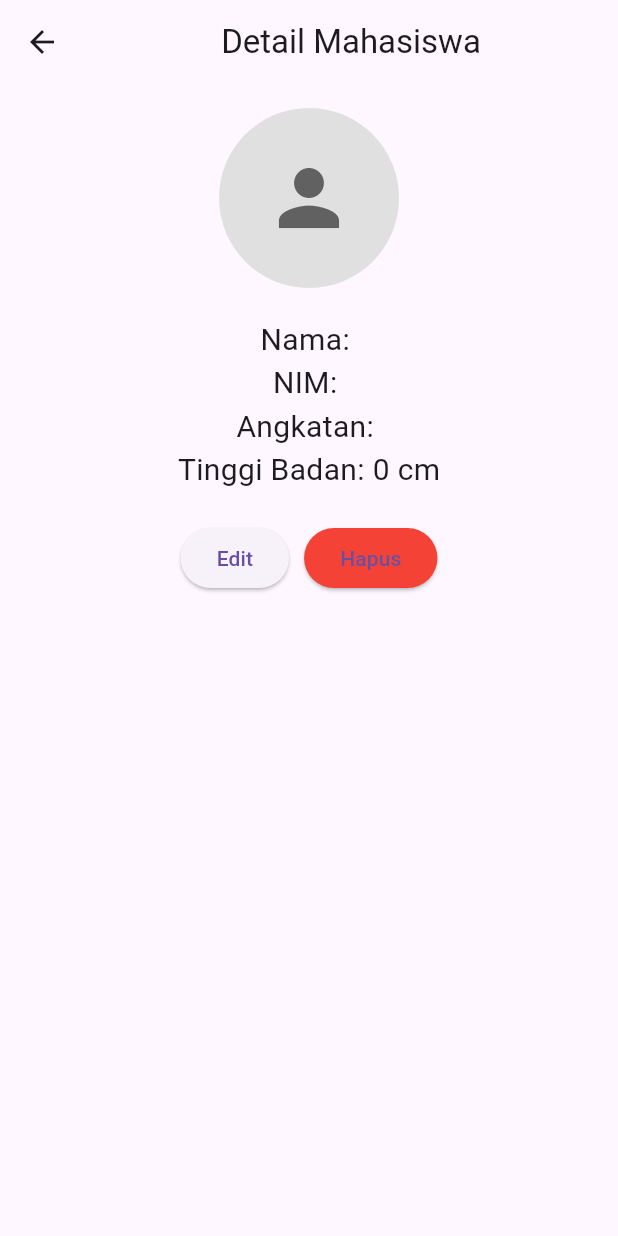
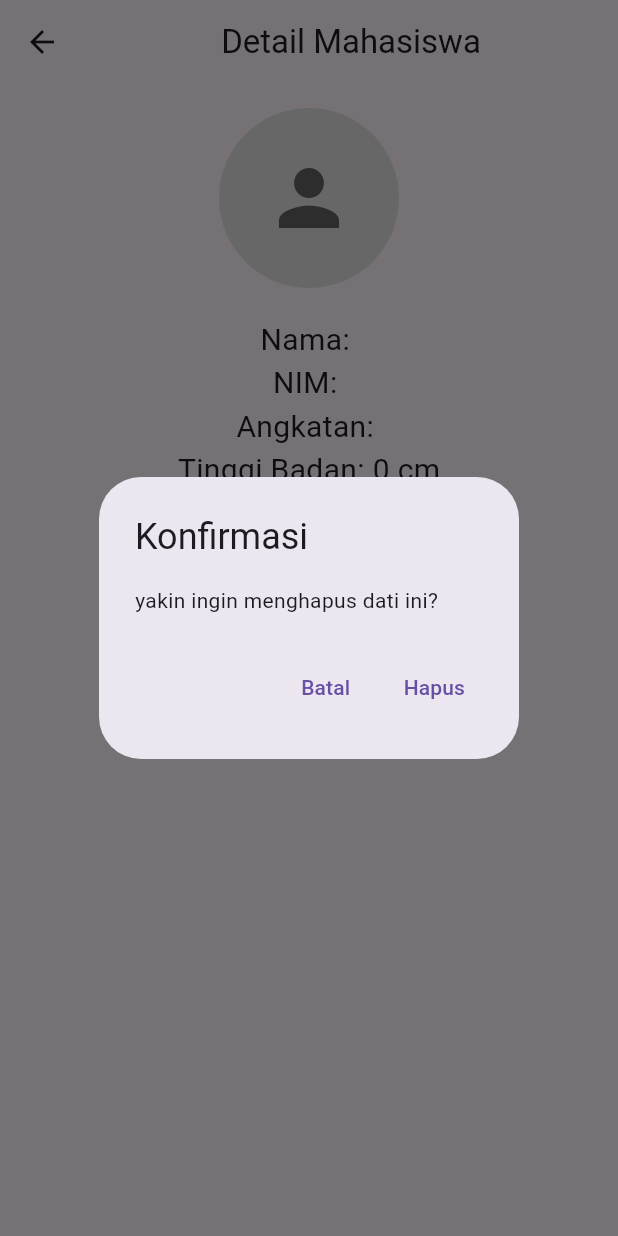
Before and after one commit to masadji12/mahasiswa-connect-flutter-fastapi, a Flutter app: the DetailMahasiswaPage screen opened directly with empty values, after a tap on "Hapus", on a phone screen of 412 x 824 dp. Run offline on Flutter 3.47's test engine with Material 3 defaults, Android fonts, the light colour scheme and no system bars; network calls fail.

Commit message:
Update tambah filtur hapus mahasiswa

```diff
--- a/flutter_mahasiswa/lib/pages/detail_mahasiswa_page.dart
+++ b/flutter_mahasiswa/lib/pages/detail_mahasiswa_page.dart
@@ -1,4 +1,5 @@
 import 'package:flutter/material.dart';
+import 'package:flutter_mahasiswa/services/api_services.dart';
 import '../models/mahasiswa.dart';
 
 class DetailMahasiswaPage extends StatelessWidget {
@@ -45,8 +46,38 @@ class DetailMahasiswaPage extends StatelessWidget {
                 ),
                 const SizedBox(width: 10,),
                 ElevatedButton(
-                  onPressed: (){
-                    // Konfirmasi dan hapus data
+                  onPressed: () async{
+                    final confirm = await showDialog<bool>(
+                      context: context,
+                      builder: (context) => AlertDialog(
+                        title: Text('Konfirmasi'),
+                        content: Text('yakin ingin menghapus dati ini?'),
+                        actions: [
+                          TextButton(
+                            child: Text('Batal'),
+                            onPressed: () => Navigator.of(context).pop(false)
+                          ),
+
+                          TextButton(
+                            onPressed: () => Navigator.of(context).pop(true),
+                            child: Text('Hapus')
+                          )
+                        ],
+                      )
+                    );
+                    if (confirm == true) {
+                      try {
+                        await ApiServices.deletemahasiswa(mahasiswa.id);
+                        ScaffoldMessenger.of(context).showSnackBar(
+                          SnackBar(content: Text('Data berhasil dihapus')),
+                        );
+                        Navigator.pop(context);
+                      } catch (e) {
+                        ScaffoldMessenger.of(context).showSnackBar(
+                          SnackBar(content: Text('Gagal Menghapus data')),
+                        );
+                      }
+                    }
                   },
                   style: ElevatedButton.styleFrom(backgroundColor: Colors.red),
                   child: Text('Hapus'))
```
